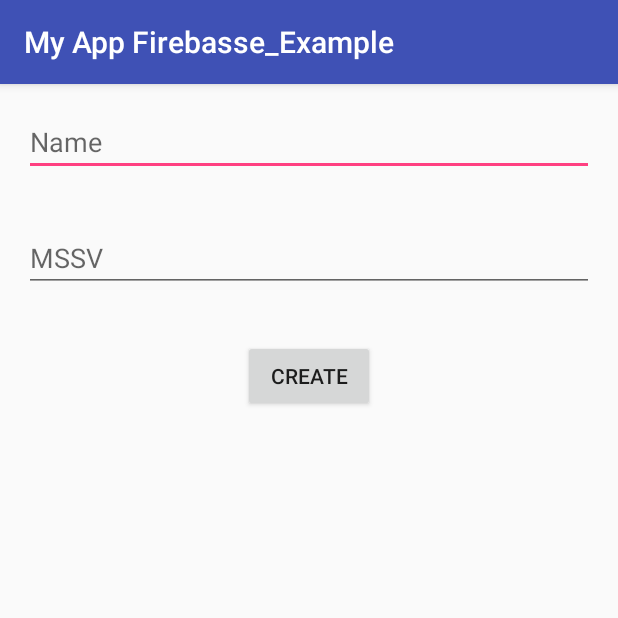
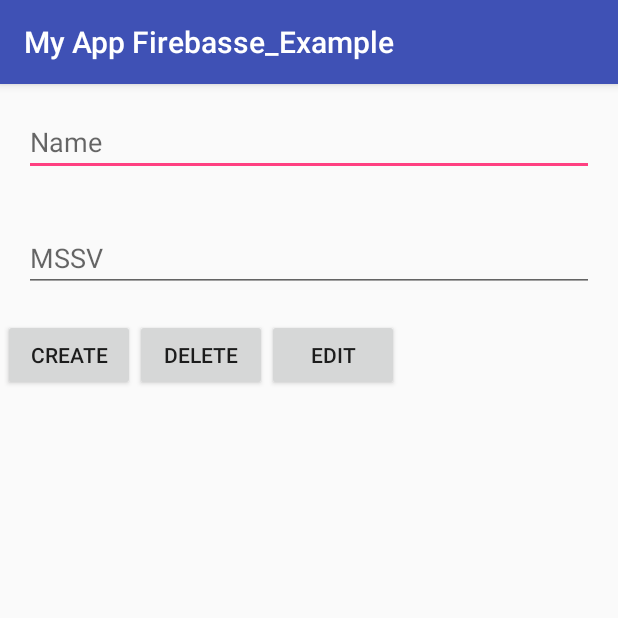
Before and after one commit to DinhNguyen1996/LearnFireBase, an Android app: the screen it shows after launch (StudentActivity), after a tap on "CREATE", on a phone screen of 412 x 824 dp, the top half of it. Run offline under Robolectric (Android 15) with nearby library versions, the phone set to English and light mode, and no system bars; our stand-ins replace Firebase (no records; nobody signed in at launch, a user with empty details on screens opened directly).

Commit message:
complete project

```diff
--- a/app/src/main/java/com/example/user/myappfirebasse_example/StudentActivity.java
+++ b/app/src/main/java/com/example/user/myappfirebasse_example/StudentActivity.java
@@ -5,6 +5,7 @@ import android.support.v7.app.AppCompatActivity;
 import android.os.Bundle;
 import android.util.Log;
 import android.view.View;
+import android.widget.AdapterView;
 import android.widget.ArrayAdapter;
 import android.widget.Button;
 import android.widget.EditText;
@@ -14,6 +15,7 @@ import android.widget.Toast;
 import com.example.user.myappfirebasse_example.adapter.StudentAdapter;
 import com.google.android.gms.tasks.OnCompleteListener;
 import com.google.android.gms.tasks.Task;
+import com.google.firebase.database.ChildEventListener;
 import com.google.firebase.database.DataSnapshot;
 import com.google.firebase.database.DatabaseError;
 import com.google.firebase.database.DatabaseReference;
@@ -34,6 +36,13 @@ public class StudentActivity extends AppCompatActivity implements View.OnClickLi
     List<Student> dsStudent;
     StudentAdapter adapter;
 
+    ArrayList<String> ListID;
+    Button btnDelete;
+
+    Button btnEdit;
+    Student studentEDITED;
+    int position = -1;
+//
     private DatabaseReference mData = FirebaseDatabase.getInstance().getReference();
 
     @Override
@@ -44,14 +53,31 @@ public class StudentActivity extends AppCompatActivity implements View.OnClickLi
         name = findViewById(R.id.edt_hoten);
         mssv = findViewById(R.id.edt_MASV);
 
+        ListID = new ArrayList<>();
+
         dsStudent = new ArrayList<>();
         listView = (ListView) findViewById(R.id.list_dssv);
 
         adapter = new StudentAdapter(this, R.layout.item_student_row, dsStudent);
         listView.setAdapter(adapter);
+        listView.setOnItemClickListener(new AdapterView.OnItemClickListener() {
+            @Override
+            public void onItemClick(AdapterView<?> adapterView, View view, int i, long l) {
+                position = i;
+                Student st = (Student)listView.getItemAtPosition(i);
+                name.setText(st.getName());
+                mssv.setText(st.getMssv());
+            }
+        });
 
         btnCreate = findViewById(R.id.btn);
         btnCreate.setOnClickListener(this);
+
+        btnDelete = findViewById(R.id.btn_xoa);
+        btnDelete.setOnClickListener(this);
+
+        btnEdit = findViewById(R.id.btn_sua);
+        btnEdit.setOnClickListener(this);
 
         loadData();
     }
@@ -59,34 +85,52 @@ public class StudentActivity extends AppCompatActivity implements View.OnClickLi
     @Override
     public void onClick(View view) {
         if (view == btnCreate) {
-//            Map<String, String> studentMap = new HashMap<>();
-//            studentMap.put("name", name.getText().toString());
-//            studentMap.put("mssv", mssv.getText().toString());
 
             Student student = new Student(name.getText().toString(), mssv.getText().toString());
 
-            mData.child("Student").push().setValue(student).addOnCompleteListener(new OnCompleteListener<Void>() {
-                @Override
-                public void onComplete(@NonNull Task<Void> task) {
-                    if (task.isSuccessful()){
-                        loadData();
-                    }
-                }
-            });
+            mData.child("Student").push().setValue(student);
+        }
+        if(view == btnDelete){
+            if(position >= 0) {
+                mData.child("Student").child(ListID.get(position)).removeValue();
+
+            }
+        }
+        if(view == btnEdit){
+            if(position >= 0) {
+                studentEDITED = new Student(name.getText().toString(), mssv.getText().toString());
+                mData.child("Student").child(ListID.get(position)).setValue(studentEDITED);
+            }
         }
     }
 
     private void loadData() {
-        mData.child("Student").addValueEventListener(new ValueEventListener() {
+        mData.child("Student").addChildEventListener(new ChildEventListener() {
             @Override
-            public void onDataChange(DataSnapshot dataSnapshot) {
-                if (!dsStudent.isEmpty()){
-                    dsStudent.clear();
-                }
-                for (DataSnapshot item : dataSnapshot.getChildren()){
-                    dsStudent.add(item.getValue(Student.class));
-                }
+            public void onChildAdded(DataSnapshot dataSnapshot, String s) {
+                ListID.add(dataSnapshot.getKey());
+                dsStudent.add(dataSnapshot.getValue(Student.class));
                 loadStudentSuccess();
+            }
+
+            @Override
+            public void onChildChanged(DataSnapshot dataSnapshot, String s) {
+                dsStudent.get(position).setName(studentEDITED.getName());
+                dsStudent.get(position).setMssv(studentEDITED.getMssv());
+                loadStudentSuccess();
+            }
+
+            @Override
+            public void onChildRemoved(DataSnapshot dataSnapshot) {
+                ListID.remove(position);
+                dsStudent.remove(position);
+                position = -1;
+                loadStudentSuccess();
+            }
+
+            @Override
+            public void onChildMoved(DataSnapshot dataSnapshot, String s) {
+
             }
 
             @Override
@@ -94,6 +138,7 @@ public class StudentActivity extends AppCompatActivity implements View.OnClickLi
 
             }
         });
+
     }
 
     private void loadStudentSuccess() {
--- a/app/src/main/res/layout/activity_student.xml
+++ b/app/src/main/res/layout/activity_student.xml
@@ -21,13 +21,39 @@
         android:layout_height="wrap_content"
         android:layout_margin="@dimen/large"/>
 
-    <Button
-        android:id="@+id/btn"
-        android:layout_width="wrap_content"
+    <LinearLayout
+        android:layout_width="match_parent"
         android:layout_height="wrap_content"
-        android:layout_marginTop="@dimen/large"
-        android:layout_gravity="center"
-        android:text="Create"/>
+        android:layout_margin="2dp"
+        android:orientation="horizontal">
+
+        <Button
+            android:id="@+id/btn"
+            android:layout_width="wrap_content"
+            android:layout_height="wrap_content"
+            android:layout_marginTop="@dimen/large"
+            android:layout_gravity="left"
+            android:text="Create"/>
+
+        <Button
+            android:id="@+id/btn_xoa"
+            android:layout_width="wrap_content"
+            android:layout_height="wrap_content"
+            android:layout_marginTop="@dimen/large"
+            android:layout_gravity="right"
+            android:text="Delete"/>
+
+        <Button
+            android:id="@+id/btn_sua"
+            android:layout_width="wrap_content"
+            android:layout_height="wrap_content"
+            android:layout_marginTop="@dimen/large"
+            android:layout_gravity="right"
+            android:text="Edit"/>
+
+
+    </LinearLayout>
+
 
     <ListView
         android:id="@+id/list_dssv"
--- a/app/src/main/res/layout/item_student_row.xml
+++ b/app/src/main/res/layout/item_student_row.xml
@@ -49,4 +49,6 @@
             android:textColor="#12a1d1"
             android:textSize="18sp" />
     </LinearLayout>
+
+
 </LinearLayout>
```
